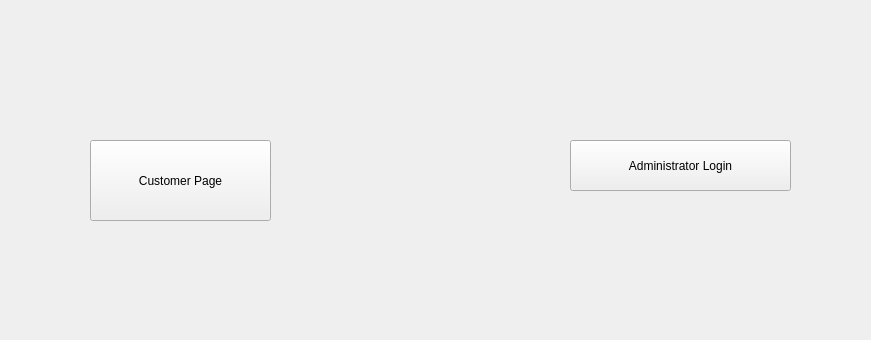
tsukidan/CS1D-Project-1, file mainwindow.ui: the form before one commit; both pictures show x 0 to 871 and y 0 to 340 of the 1100 by 900 pixel window.
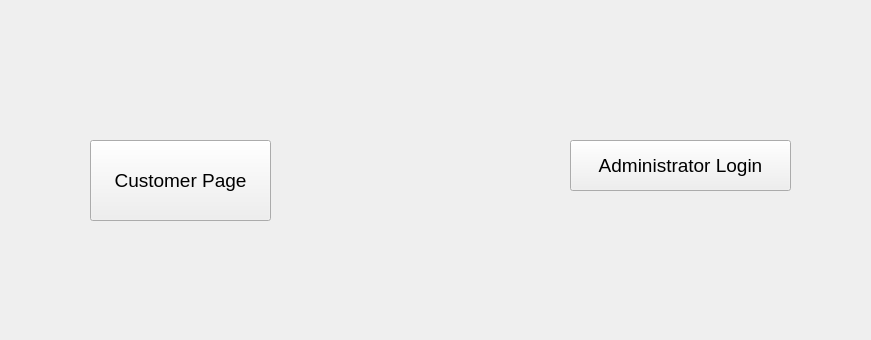
The form after the commit.

What changed in the file:
```diff
--- a/mainwindow.ui
+++ b/mainwindow.ui
@@ -23,6 +23,11 @@
       <height>81</height>
      </rect>
     </property>
+    <property name="font">
+     <font>
+      <pointsize>14</pointsize>
+     </font>
+    </property>
     <property name="text">
      <string>Customer Page</string>
     </property>
@@ -36,6 +41,11 @@
       <height>51</height>
      </rect>
     </property>
+    <property name="font">
+     <font>
+      <pointsize>14</pointsize>
+     </font>
+    </property>
     <property name="text">
      <string>Administrator Login</string>
     </property>
```
